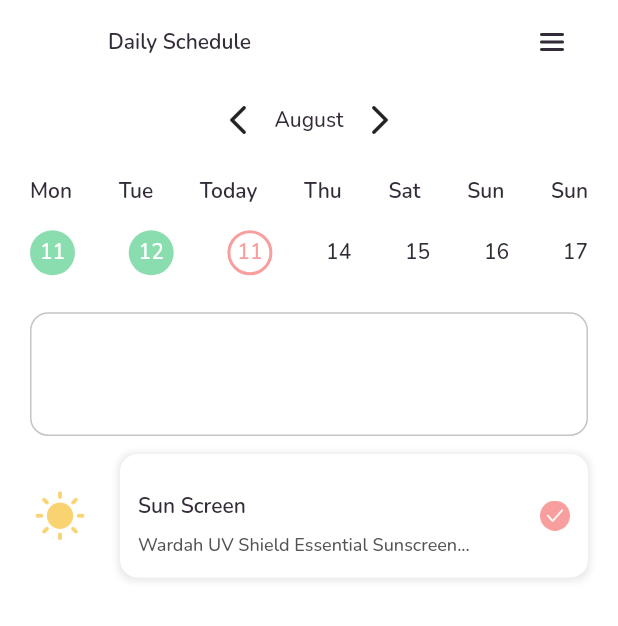
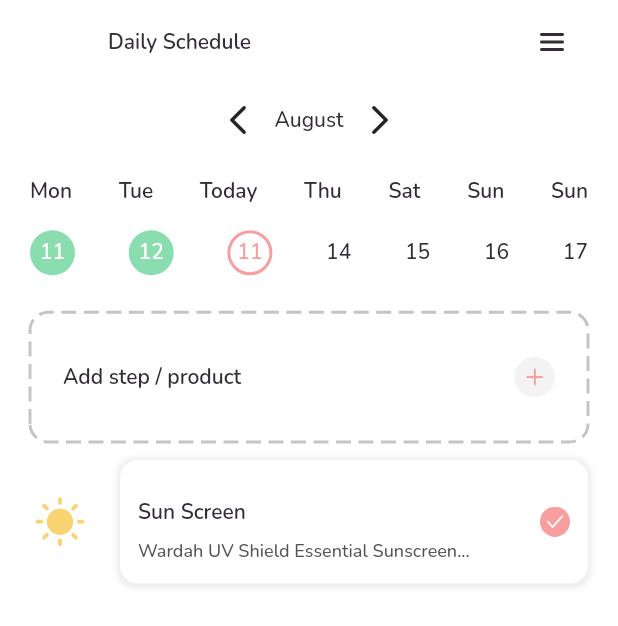
Before and after one commit to apridev/heartfilia-app, a Flutter app: the CalenderPage screen opened by its route, on a phone screen of 412 x 824 dp. Shown: the top 626 px of the screen. Run offline on Flutter 3.47's test engine with Material 2 defaults, Android fonts, the phone set to English and light mode, and no system bars; drawn by our look-alikes of dotted_border; our stand-ins replace google_fonts.

Commit message:
calender page

```diff
--- a/lib/components/calender_page.dart
+++ b/lib/components/calender_page.dart
@@ -1,3 +1,4 @@
+import 'package:dotted_border/dotted_border.dart';
 import 'package:flutter/material.dart';
 import 'package:heartfilia_app/template.dart';
 import 'package:heartfilia_app/widgets/daily_schedule_tile.dart';
@@ -170,14 +171,36 @@ class CalenderPage extends StatelessWidget {
                       right: defaultMargin),
                   child: Column(
                     children: [
-                      Container(
-                        width: double.infinity,
-                        height: MediaQuery.of(context).size.height * 0.1,
-                        decoration: BoxDecoration(
-                          borderRadius: BorderRadius.circular(12),
-                          border: Border.all(
-                            color: grayTwo,
-                          )
+                      // ??Gesture Detector
+                      DottedBorder(
+                        color: grayTwo,
+                        strokeWidth: 2,
+                        borderType: BorderType.RRect,
+                        radius: Radius.circular(12),
+                        dashPattern: [10, 5],
+                        child: Container(
+                          height: MediaQuery.of(context).size.height * 0.1,
+                          decoration: BoxDecoration(
+                              borderRadius: BorderRadius.circular(12),
+                              color: backgroundColor),
+                          child: Container(
+                            margin: EdgeInsets.only(
+                                left: defaultMargin, right: defaultMargin),
+                            child: Row(
+                              mainAxisAlignment: MainAxisAlignment.spaceBetween,
+                              children: [
+                                Text(
+                                  'Add step / product',
+                                  style: primaryTextStyle.copyWith(
+                                      fontSize: 14, fontWeight: semiBold),
+                                ),
+                                Image.asset(
+                                  'assets/icons/icon_create_calender.png',
+                                  width: 27,
+                                )
+                              ],
+                            ),
+                          ),
                         ),
                       ),
                       // ?? Not Fixed
@@ -186,7 +209,6 @@ class CalenderPage extends StatelessWidget {
                         categories: 'Sun Screen',
                         name: 'Wardah UV Shield Essential Sunscreen...',
                       )
-
                     ],
                   ),
                 ),
```
